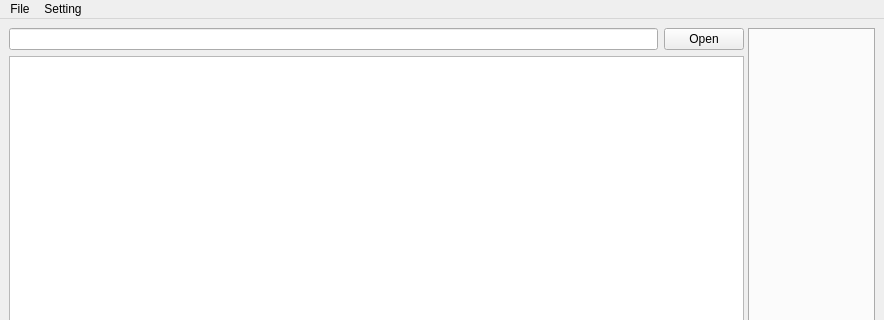
Old version of the form Main.ui in the repository dop-lm/CSTI-ModEditor; both pictures show x 0 to 884 and y 0 to 320 of the 884 by 723 pixel window.
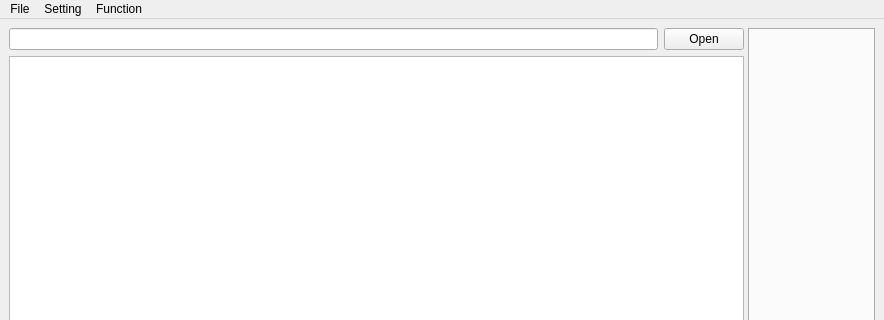
New version of the form.

```diff
--- a/Main.ui
+++ b/Main.ui
@@ -82,8 +82,16 @@
     <addaction name="action_ResizeMode"/>
     <addaction name="menuLanguage"/>
    </widget>
+   <widget class="QMenu" name="menuFunction">
+    <property name="title">
+     <string>Function</string>
+    </property>
+    <addaction name="action_AutoTranslationDuplicates"/>
+    <addaction name="action_DeleteObsoleteTranslation"/>
+   </widget>
    <addaction name="menu"/>
    <addaction name="menu_2"/>
+   <addaction name="menuFunction"/>
   </widget>
   <widget class="QStatusBar" name="statusbar"/>
   <action name="action_newMod">
```
Left out of the diff: 16 changed lines with no effect on the pictures.
